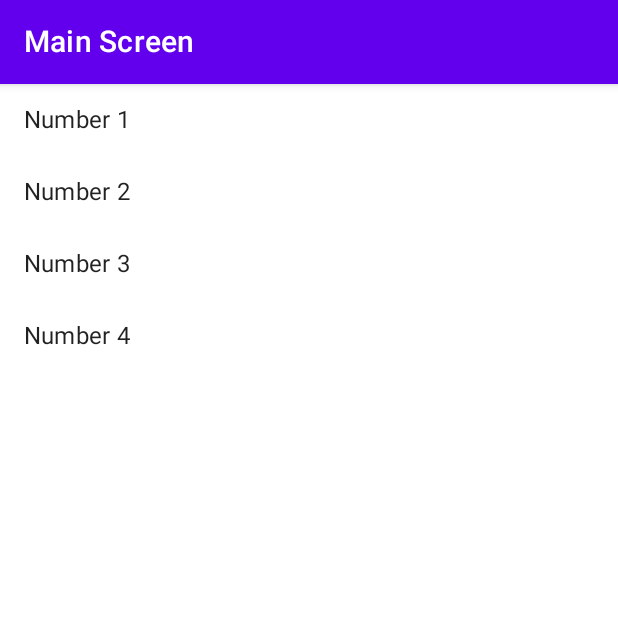
After one commit to lyh990517/compose_movieApp, an Android app built with Jetpack Compose: the HomeScreen screen opened through its navigation route, on a phone screen of 412 x 824 dp, the top half of it. The commit adds this screen. Run offline under Robolectric (Android 15) with nearby library versions, the phone set to English and light mode, and no system bars; our stand-ins replace Dagger/Hilt's generated code.

Commit message:
컴포즈 네비게이션 기초 사용

```diff
--- a/app/src/main/java/com/example/compose_movieapp/MainActivity.kt
+++ b/app/src/main/java/com/example/compose_movieapp/MainActivity.kt
@@ -14,6 +14,7 @@ import androidx.compose.runtime.collectAsState
 import androidx.compose.ui.Modifier
 import androidx.compose.ui.tooling.preview.Preview
 import androidx.lifecycle.lifecycleScope
+import com.example.compose_movieapp.compose.MovieApp
 import com.example.compose_movieapp.ui.theme.Compose_movieAppTheme
 import com.example.compose_movieapp.viewmodel.MainViewModel
 import dagger.hilt.android.AndroidEntryPoint
@@ -41,12 +42,11 @@ class MainActivity : ComponentActivity(), CoroutineScope {
         }
         setContent {
             Compose_movieAppTheme {
-                // A surface container using the 'background' color from the theme
                 Surface(
                     modifier = Modifier.fillMaxSize(),
                     color = MaterialTheme.colors.background
                 ) {
-                    Greeting("Android")
+                    MovieApp()
                 }
             }
         }
@@ -72,6 +72,7 @@ fun Greeting(
     viewModel: MainViewModel = androidx.lifecycle.viewmodel.compose.viewModel()
 ) {
     val a = viewModel.uiState.collectAsState()
+
     Text(text = "Hello ${a.value}!")
 }
 
--- /dev/null
+++ b/app/src/main/java/com/example/compose_movieapp/compose/HomeScreen.kt
@@ -0,0 +1,41 @@
+package com.example.compose_movieapp.compose
+
+import android.annotation.SuppressLint
+import androidx.compose.foundation.clickable
+import androidx.compose.foundation.lazy.LazyColumn
+import androidx.compose.foundation.lazy.items
+import androidx.compose.material.*
+import androidx.compose.runtime.Composable
+import androidx.compose.ui.Modifier
+import androidx.compose.ui.tooling.preview.Preview
+import androidx.navigation.NavController
+import androidx.navigation.compose.rememberNavController
+
+
+@OptIn(ExperimentalMaterialApi::class)
+@SuppressLint("UnusedMaterialScaffoldPaddingParameter")
+@Composable
+fun HomeScreen(navController: NavController) {
+    Scaffold(
+        topBar = { TopAppBar(title = { Text(text = "Main Screen") }) }
+    ) {
+        val numbers = (1..4).toList()
+
+        LazyColumn {
+            items(numbers) {number ->
+                ListItem(
+                    text = { Text(text = "Number $number") },
+                    modifier = Modifier.clickable {
+                        navController.navigate("detail/$number")
+                    }
+                )
+            }
+        }
+    }
+}
+
+@Preview
+@Composable
+fun HomeScreenPreview() {
+    HomeScreen(rememberNavController())
+}
--- /dev/null
+++ b/app/src/main/java/com/example/compose_movieapp/compose/MovieApp.kt
@@ -0,0 +1,35 @@
+package com.example.compose_movieapp.compose
+
+import androidx.compose.runtime.Composable
+import androidx.compose.ui.tooling.preview.Preview
+import androidx.navigation.NavType
+import androidx.navigation.compose.NavHost
+import androidx.navigation.compose.composable
+import androidx.navigation.compose.rememberNavController
+import androidx.navigation.navArgument
+
+@Composable
+fun MovieApp() {
+    val navController = rememberNavController()
+
+    NavHost(navController = navController, startDestination = "home") {
+        composable("home") {
+            HomeScreen(navController)
+        }
+        composable(
+            "detail/{number}",
+            arguments = listOf(navArgument("number") { type = NavType.IntType })
+        ) {
+            DetailScreen(
+                navController = navController,
+                number = it.arguments?.getInt("number") ?: 0
+            )
+        }
+    }
+}
+
+@Preview
+@Composable
+fun MovieAppPreview(){
+    MovieApp()
+}
```
Also changed, not shown: app/src/main/java/com/example/compose_movieapp/compose/DetailScreen.kt (added, +39 -0 lines).
